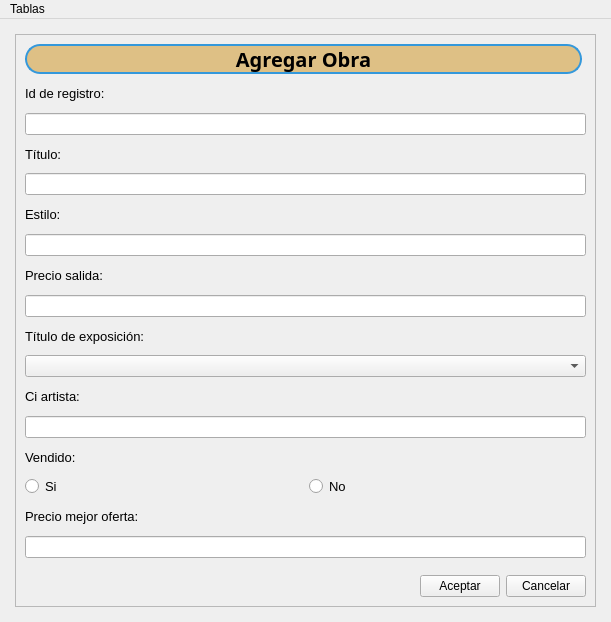
The window that interfaz_secundaria.ui (Angelggp/Angelggp) describes before a commit, drawn with Qt 5.
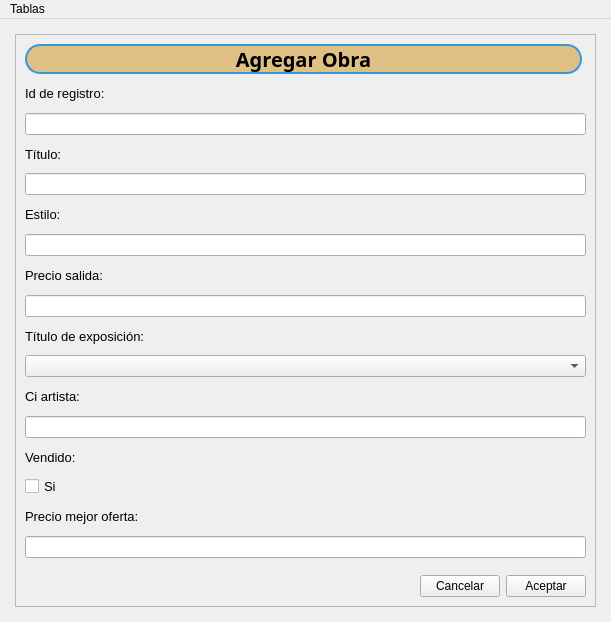
The same window after the commit. The open tabs and pages were chosen to show the change.

Commit message: metodo agregar_obra implementado correctamente, metodo agregar funcional, queda pendiente arreglar las validaciones

Patch:
```diff
--- a/interfaz_secundaria.ui
+++ b/interfaz_secundaria.ui
@@ -539,7 +539,7 @@
                <item>
                 <layout class="QHBoxLayout" name="horizontalLayout_6">
                  <item>
-                  <widget class="QRadioButton" name="radioButton_2">
+                  <widget class="QCheckBox" name="check_si">
                    <property name="font">
                     <font>
                      <pointsize>10</pointsize>
@@ -550,18 +550,6 @@
                    </property>
                   </widget>
                  </item>
-                 <item>
-                  <widget class="QRadioButton" name="radioButton">
-                   <property name="font">
-                    <font>
-                     <pointsize>10</pointsize>
-                    </font>
-                   </property>
-                   <property name="text">
-                    <string>No</string>
-                   </property>
-                  </widget>
-                 </item>
                 </layout>
                </item>
                <item>
@@ -598,16 +586,6 @@
                </property>
               </spacer>
              </item>
-             <item>
-              <widget class="QPushButton" name="bt_aceptar_obra">
-               <property name="cursor">
-                <cursorShape>PointingHandCursor</cursorShape>
-               </property>
-               <property name="text">
-                <string>Aceptar</string>
-               </property>
-              </widget>
-             </item>
              <item>
               <widget class="QPushButton" name="bt_cancelar_obra">
                <property name="cursor">
@@ -618,6 +596,16 @@
                </property>
               </widget>
              </item>
+             <item>
+              <widget class="QPushButton" name="bt_aceptar_obra">
+               <property name="cursor">
+                <cursorShape>PointingHandCursor</cursorShape>
+               </property>
+               <property name="text">
+                <string>Aceptar</string>
+               </property>
+              </widget>
+             </item>
             </layout>
            </item>
           </layout>
```
Left out of the diff: 15 changed lines with no effect on the pictures. The commit also changes 5 other files.
